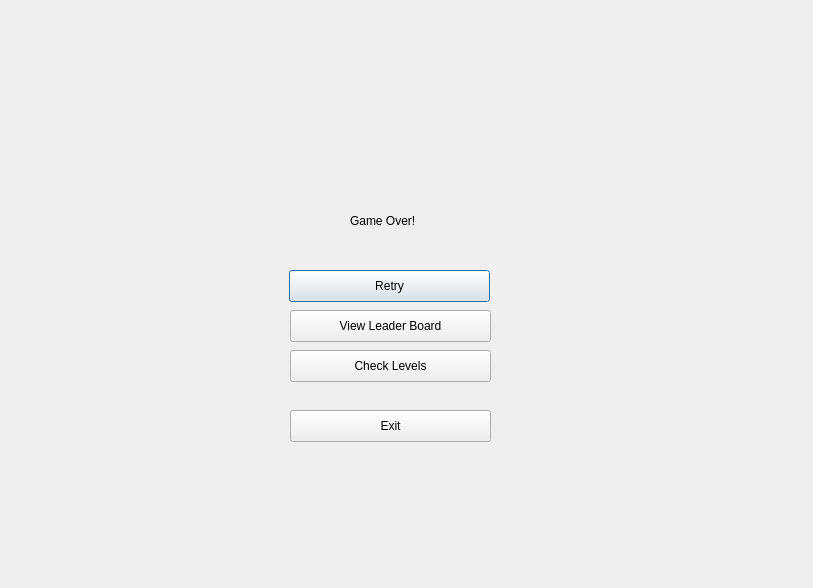
yomnahisham/CSCE1101-03-CourseProject, file FireboyWaterGirl/gameover.ui: the form before one commit.
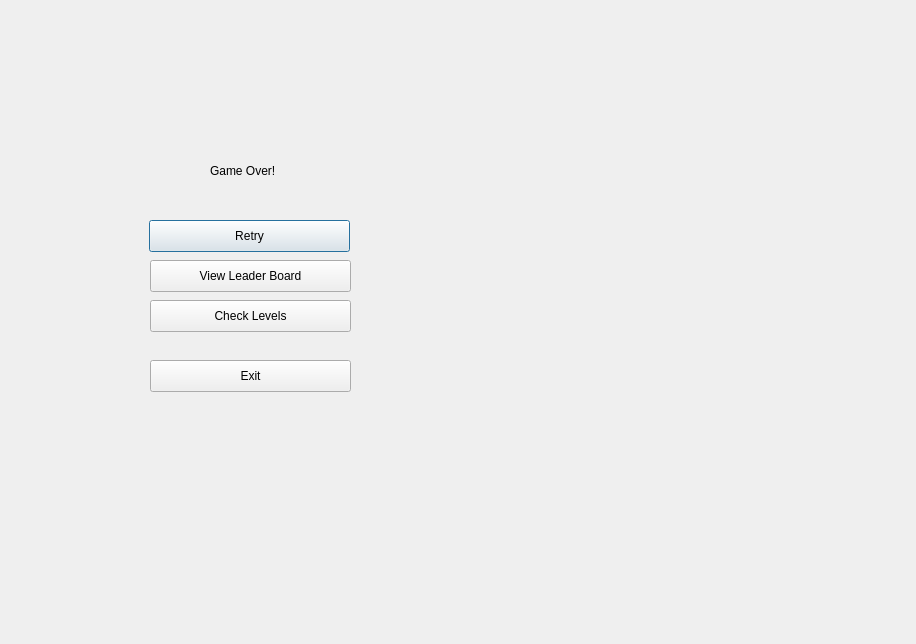
The form after the commit.

Commit message: worked on endwindow function to remove old window and open new one (still can't figure out a way to delete the actual window)

The edit to the form file:
```diff
--- a/FireboyWaterGirl/gameover.ui
+++ b/FireboyWaterGirl/gameover.ui
@@ -6,8 +6,8 @@
    <rect>
     <x>0</x>
     <y>0</y>
-    <width>813</width>
-    <height>588</height>
+    <width>916</width>
+    <height>644</height>
    </rect>
   </property>
   <property name="windowTitle">
@@ -16,8 +16,8 @@
   <widget class="QPushButton" name="retryButton">
    <property name="geometry">
     <rect>
-     <x>289</x>
-     <y>270</y>
+     <x>149</x>
+     <y>220</y>
      <width>201</width>
      <height>32</height>
     </rect>
@@ -29,8 +29,8 @@
   <widget class="QPushButton" name="leaderboardButton">
    <property name="geometry">
     <rect>
-     <x>290</x>
-     <y>310</y>
+     <x>150</x>
+     <y>260</y>
      <width>201</width>
      <height>32</height>
     </rect>
@@ -42,8 +42,8 @@
   <widget class="QPushButton" name="exitButton">
    <property name="geometry">
     <rect>
-     <x>290</x>
-     <y>410</y>
+     <x>150</x>
+     <y>360</y>
      <width>201</width>
      <height>32</height>
     </rect>
@@ -55,8 +55,8 @@
   <widget class="QPushButton" name="checkLevelsButton">
    <property name="geometry">
     <rect>
-     <x>290</x>
-     <y>350</y>
+     <x>150</x>
+     <y>300</y>
      <width>201</width>
      <height>32</height>
     </rect>
@@ -68,8 +68,8 @@
   <widget class="QLabel" name="gameOver">
    <property name="geometry">
     <rect>
-     <x>350</x>
-     <y>190</y>
+     <x>210</x>
+     <y>140</y>
      <width>211</width>
      <height>61</height>
     </rect>
```
The commit also changes 3 other files.
